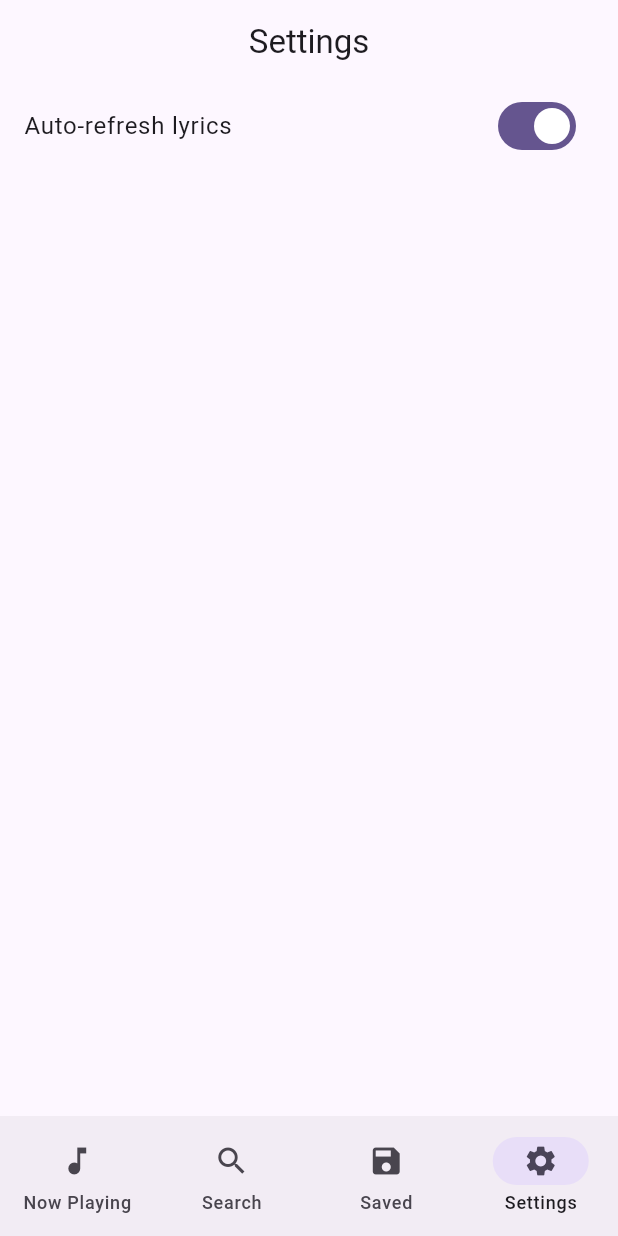
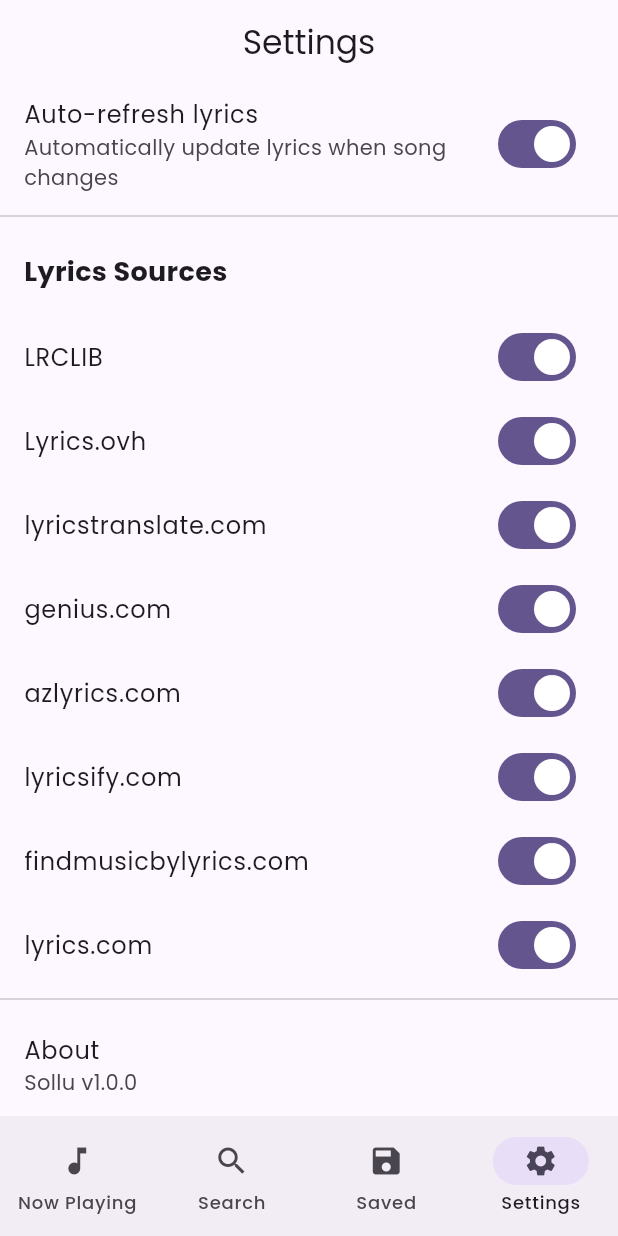
Before and after one commit to LeoAj2005/Sollu, a Flutter app: the screen it shows after launch, item 4 of the bottom bar chosen, on a phone screen of 412 x 824 dp. Run offline on Flutter 3.47's test engine with Material 3 defaults, Android fonts, the phone set to English and light mode, and no system bars; our stand-ins replace cached_network_image, flutter_riverpod, go_router, google_fonts, permission_handler, shared_preferences and 2 more; missing offline and left inert: flutter_overlay_window; accounts and stored records are empty.

Commit message:
Add overlay lyrics feature, enhance lyrics fetching logic, and improve UI components

```diff
--- a/lib/core/theme/app_theme.dart
+++ b/lib/core/theme/app_theme.dart
@@ -1,4 +1,5 @@
 import 'package:flutter/material.dart';
+import 'package:google_fonts/google_fonts.dart';
 
 class AppTheme {
   static ThemeData get lightTheme {
@@ -8,6 +9,7 @@ class AppTheme {
         seedColor: const Color(0xFF6750A4),
         brightness: Brightness.light,
       ),
+      textTheme: GoogleFonts.poppinsTextTheme(),
       appBarTheme: const AppBarTheme(
         centerTitle: true,
         elevation: 0,
@@ -22,6 +24,7 @@ class AppTheme {
         seedColor: const Color(0xFF6750A4),
         brightness: Brightness.dark,
       ),
+      textTheme: GoogleFonts.poppinsTextTheme(ThemeData.dark().textTheme),
       appBarTheme: const AppBarTheme(
         centerTitle: true,
         elevation: 0,
--- a/lib/data/api/api_service.dart
+++ b/lib/data/api/api_service.dart
@@ -6,24 +6,61 @@ import '../../utils/utils.dart';
 import '../models/lyrics_type.dart';
 
 class ApiService {
-  // Add skipSource parameter
-  Future<SongWithLyrics?> fetchLyrics(SongMeta song, {String? skipSource}) async {
-    // 1. Try LRCLIB
-    if (skipSource != "LRCLIB") {
-      var lyrics = await _tryLrclib(song);
+  // Main fetcher that orchestrates the providers
+  Future<SongWithLyrics?> fetchLyrics(SongMeta song, Map<String, bool> enabledSources) async {
+    SongWithLyrics? lyrics;
+
+    // Pass 1: Try to find Synced Lyrics first
+    if (enabledSources['LRCLIB'] ?? false) {
+      lyrics = await _tryLrclib(song, syncOnly: true);
       if (lyrics != null) return lyrics;
     }
 
-    // 2. Fallback to Lyrics.ovh
-    if (skipSource != "Lyrics.ovh") {
-      var lyrics = await _tryLyricsOvh(song);
+    // Pass 2: Fallback to Plain Lyrics
+    if (enabledSources['LRCLIB'] ?? false) {
+      lyrics = await _tryLrclib(song);
       if (lyrics != null) return lyrics;
     }
 
-    return null;
+    if (enabledSources['Lyrics.ovh'] ?? false) {
+      lyrics = await _tryLyricsOvh(song);
+      if (lyrics != null) return lyrics;
+    }
+
+    if (enabledSources['genius.com'] ?? false) {
+      lyrics = await _tryGenius(song);
+      if (lyrics != null) return lyrics;
+    }
+
+    if (enabledSources['azlyrics.com'] ?? false) {
+      lyrics = await _tryAzLyrics(song);
+      if (lyrics != null) return lyrics;
+    }
+
+    if (enabledSources['lyricstranslate.com'] ?? false) {
+      lyrics = await _tryLyricsTranslate(song);
+      if (lyrics != null) return lyrics;
+    }
+
+    if (enabledSources['lyricsify.com'] ?? false) {
+      lyrics = await _tryLyricsify(song);
+      if (lyrics != null) return lyrics;
+    }
+
+    if (enabledSources['findmusicbylyrics.com'] ?? false) {
+      lyrics = await _tryFindMusicByLyrics(song);
+      if (lyrics != null) return lyrics;
+    }
+
+    if (enabledSources['lyrics.com'] ?? false) {
+      lyrics = await _tryLyricsDotCom(song);
+      if (lyrics != null) return lyrics;
+    }
+
+    return null; // No Lyrics Available
   }
 
-  Future<SongWithLyrics?> _tryLrclib(SongMeta song) async {
+  Future<SongWithLyrics?> _tryLrclib(SongMeta song, {bool syncOnly = false}) async {
     try {
       final url = Uri.parse(
         'https://lrclib.net/api/get?artist_name=${Uri.encodeComponent(song.artist)}&track_name=${Uri.encodeComponent(song.title)}&duration=${song.duration}'
@@ -35,6 +72,8 @@ class ApiService {
         if (data != null && data['statusCode'] != 404) {
           final syncedLyrics = Utils.parseLrc(data['syncedLyrics'] as String?);
 
+          if (syncOnly && syncedLyrics == null) return null; // Skip if we only want synced
+
           return SongWithLyrics(
             id: '${song.title}_${song.artist}',
             title: song.title,
@@ -45,7 +84,7 @@ class ApiService {
                 ? LyricsType.synced
                 : (data['plainLyrics'] != null ? LyricsType.plain : LyricsType.none),
             fetchedAt: DateTime.now(),
-            source: "LRCLIB", // Add source
+            source: "LRCLIB",
           );
         }
       }
@@ -73,11 +112,27 @@ class ApiService {
             syncedLyrics: null,
             lyricsType: LyricsType.plain,
             fetchedAt: DateTime.now(),
-            source: "Lyrics.ovh", // Add source
+            source: "Lyrics.ovh",
           );
         }
       }
     } catch (e) { /* Ignore */ }
+    return null;
+  }
+
+  // Note: The following are structural stubs. Web scraping these sites directly via HTTP
+  // often results in 403 Forbidden or CAPTCHAs. They are wired up so that if you
+  // implement proper scraping or API calls later, they will work seamlessly.
+  Future<SongWithLyrics?> _tryGenius(SongMeta song) async => _tryScrape(song, "genius.com");
+  Future<SongWithLyrics?> _tryAzLyrics(SongMeta song) async => _tryScrape(song, "azlyrics.com");
+  Future<SongWithLyrics?> _tryLyricsTranslate(SongMeta song) async => _tryScrape(song, "lyricstranslate.com");
+  Future<SongWithLyrics?> _tryLyricsify(SongMeta song) async => _tryScrape(song, "lyricsify.com");
+  Future<SongWithLyrics?> _tryFindMusicByLyrics(SongMeta song) async => _tryScrape(song, "findmusicbylyrics.com");
+  Future<SongWithLyrics?> _tryLyricsDotCom(SongMeta song) async => _tryScrape(song, "lyrics.com");
+
+  Future<SongWithLyrics?> _tryScrape(SongMeta song, String sourceName) async {
+    // Placeholder for actual scraping logic.
+    // Example: Fetch HTML, parse with html package, extract text.
     return null;
   }
 
--- a/lib/presentation/providers/providers.dart
+++ b/lib/presentation/providers/providers.dart
@@ -1,9 +1,12 @@
 import 'package:flutter_riverpod/flutter_riverpod.dart';
+//import 'package:shared_preferences/shared_preferences.dart'; Not used after "Add foreground service permissions, enhance media handling, and improve lyrics fetching logic" Commit
 import '../../data/api/api_service.dart';
 import '../../services/storage/storage_service.dart';
 import '../../services/media_session/media_session_service.dart';
+import '../../services/overlay_service.dart';
 import '../../data/models/song_meta.dart';
 import '../../data/models/song_with_lyrics.dart';
+import '../../data/models/lyrics_type.dart';
 
 final apiServiceProvider = Provider<ApiService>((ref) => ApiService());
 final storageServiceProvider = Provider<StorageService>((ref) => StorageService());
@@ -12,15 +15,18 @@ final currentSongProvider = StreamProvider<SongMeta?>((ref) {
   return MediaSessionService.instance.currentSongStream;
 });
 
-// Fetch high-res artwork
+final songMetadataProvider = StreamProvider<SongMeta?>((ref) {
+  return MediaSessionService.instance.currentSongStream
+      .distinct((a, b) => a?.title == b?.title && a?.artist == b?.artist);
+});
+
 final enrichedSongProvider = FutureProvider<SongMeta?>((ref) async {
-  final song = ref.watch(currentSongProvider).value;
+  final song = ref.watch(songMetadataProvider).value;
   if (song == null || song.title == 'Unknown') return null;
 
   final api = ref.watch(apiServiceProvider);
   final artworkUrl = await api.fetchArtwork(song.title, song.artist);
 
-  // Preserve the live position from the stream
   return SongMeta(
     title: song.title,
     artist: song.artist,
@@ -31,34 +37,46 @@ final enrichedSongProvider = FutureProvider<SongMeta?>((ref) async {
   );
 });
 
-// Trigger to force switch lyrics source
 final lyricsRefreshTriggerProvider = StateProvider<int>((ref) => 0);
-final skipSourceProvider = StateProvider<String?>((ref) => null);
+
+// Sources state provider
+final enabledSourcesProvider = StateNotifierProvider<EnabledSourcesNotifier, Map<String, bool>>((ref) {
+  return EnabledSourcesNotifier();
+});
+
+class EnabledSourcesNotifier extends StateNotifier<Map<String, bool>> {
+  EnabledSourcesNotifier() : super({
+    'LRCLIB': true,
+    'Lyrics.ovh': true,
+    'lyricstranslate.com': true,
+    'genius.com': true,
+    'azlyrics.com': true,
+    'lyricsify.com': true,
+    'findmusicbylyrics.com': true,
+    'lyrics.com': true,
+  });
+
+  void toggleSource(String source) {
+    state = {...state, source: !(state[source] ?? true)};
+  }
+}
 
 final lyricsProvider = FutureProvider<SongWithLyrics?>((ref) async {
-  // Watch the trigger and skipSource so it rebuilds when we change them
   final trigger = ref.watch(lyricsRefreshTriggerProvider);
-  final skipSource = ref.watch(skipSourceProvider);
+  final enabledSources = ref.watch(enabledSourcesProvider);
 
-  // ONLY watch title and artist to prevent refetching on position updates!
-  final title = ref.watch(enrichedSongProvider.select((s) => s.value?.title));
-  final artist = ref.watch(enrichedSongProvider.select((s) => s.value?.artist));
-  final duration = ref.watch(enrichedSongProvider.select((s) => s.value?.duration));
-
-  if (title == null || artist == null || title == 'Unknown') return null;
+  final song = ref.watch(enrichedSongProvider).value;
+  if (song == null || song.title == 'Unknown') return null;
 
   final api = ref.watch(apiServiceProvider);
   final storage = ref.watch(storageServiceProvider);
 
-  final songMeta = SongMeta(title: title, artist: artist, duration: duration ?? 0);
-
-  // Only use cache if we are NOT forcing a refresh
   if (trigger == 0) {
-    final stored = await storage.getLyrics('${songMeta.title}_${songMeta.artist}');
+    final stored = await storage.getLyrics('${song.title}_${song.artist}');
     if (stored != null) return stored;
   }
 
-  final lyrics = await api.fetchLyrics(songMeta, skipSource: skipSource);
+  final lyrics = await api.fetchLyrics(song, enabledSources);
   if (lyrics != null) {
     await storage.insertLyrics(lyrics);
   }
@@ -68,11 +86,12 @@ final lyricsProvider = FutureProvider<SongWithLyrics?>((ref) async {
 final manualLyricsProvider = FutureProvider.family<SongWithLyrics?, SongMeta>((ref, song) async {
   final api = ref.watch(apiServiceProvider);
   final storage = ref.watch(storageServiceProvider);
+  final enabledSources = ref.watch(enabledSourcesProvider);
 
   final stored = await storage.getLyrics('${song.title}_${song.artist}');
   if (stored != null) return stored;
 
-  final lyrics = await api.fetchLyrics(song);
+  final lyrics = await api.fetchLyrics(song, enabledSources);
   if (lyrics != null) {
     await storage.insertLyrics(lyrics);
   }
@@ -83,3 +102,55 @@ final savedLyricsProvider = FutureProvider<List<SongWithLyrics>>((ref) async {
   final storage = ref.watch(storageServiceProvider);
   return storage.getAllLyrics();
 });
+
+final bubbleToggleProvider = StateProvider<bool>((ref) => false);
+
+final overlayLyricsPusherProvider = Provider((ref) {
+  ref.listen<bool>(bubbleToggleProvider, (_, isOn) async {
+    if (isOn) {
+      final hasPerm = await OverlayService.requestPermission();
+      if (hasPerm) {
+        await OverlayService.showOverlay();
+      } else {
+        ref.read(bubbleToggleProvider.notifier).state = false;
+      }
+    } else {
+      await OverlayService.closeOverlay();
+    }
+  });
+
+  ref.listen<AsyncValue<SongWithLyrics?>>(lyricsProvider, (_, asyncLyrics) {
+    final lyrics = asyncLyrics.value;
+    if (ref.read(bubbleToggleProvider)) {
+      final song = ref.read(enrichedSongProvider).value;
+      if (lyrics != null && song != null) {
+        String line = "No synced lyrics";
+        if (lyrics.lyricsType == LyricsType.synced) {
+          line = lyrics.syncedLyrics!.lines.first.text;
+        } else if (lyrics.lyrics != null) {
+          line = lyrics.lyrics!.split('\n').first;
+        }
+        OverlayService.sendLyricsToOverlay(song.title, line);
+      }
+    }
+  });
+
+  ref.listen<AsyncValue<SongMeta?>>(currentSongProvider, (_, asyncSong) {
+    final song = asyncSong.value;
+    if (ref.read(bubbleToggleProvider) && song != null) {
+      final lyrics = ref.read(lyricsProvider).value;
+      if (lyrics != null && lyrics.lyricsType == LyricsType.synced) {
+        final lines = lyrics.syncedLyrics!.lines;
+        int idx = 0;
+        for (int i = 0; i < lines.length; i++) {
+          if (lines[i].timestamp <= song.position) {
+            idx = i;
+          } else {
+            break;
+          }
+        }
+        OverlayService.sendLyricsToOverlay(song.title, lines[idx].text);
+      }
+    }
+  });
+});
--- a/lib/presentation/screens/main_screen.dart
+++ b/lib/presentation/screens/main_screen.dart
@@ -1,17 +1,19 @@
 import 'package:flutter/material.dart';
+import 'package:flutter_riverpod/flutter_riverpod.dart';
+import 'package:sollu/presentation/providers/providers.dart';
 import 'lyrics_view_screen.dart';
 import 'search_screen.dart';
 import 'saved_lyrics_screen.dart';
 import 'settings_screen.dart';
 
-class MainScreen extends StatefulWidget {
+class MainScreen extends ConsumerStatefulWidget {
   const MainScreen({super.key});
 
   @override
-  State<MainScreen> createState() => _MainScreenState();
+  ConsumerState<MainScreen> createState() => _MainScreenState();
 }
 
-class _MainScreenState extends State<MainScreen> {
+class _MainScreenState extends ConsumerState<MainScreen> {
   int _currentIndex = 0;
 
   final List<Widget> _screens = const [
@@ -20,6 +22,13 @@ class _MainScreenState extends State<MainScreen> {
     SavedLyricsScreen(),
     SettingsScreen(),
   ];
+
+  @override
+  void initState() {
+    super.initState();
+    // Activate the listener that pushes lyrics to the native overlay
+    ref.read(overlayLyricsPusherProvider);
+  }
 
   @override
   Widget build(BuildContext context) {
--- a/lib/presentation/screens/settings_screen.dart
+++ b/lib/presentation/screens/settings_screen.dart
@@ -1,14 +1,16 @@
 import 'package:flutter/material.dart';
+import 'package:flutter_riverpod/flutter_riverpod.dart';
 import 'package:shared_preferences/shared_preferences.dart';
+import 'package:sollu/presentation/providers/providers.dart';
 
-class SettingsScreen extends StatefulWidget {
+class SettingsScreen extends ConsumerStatefulWidget {
   const SettingsScreen({super.key});
 
   @override
-  State<SettingsScreen> createState() => _SettingsScreenState();
+  ConsumerState<SettingsScreen> createState() => _SettingsScreenState();
 }
 
-class _SettingsScreenState extends State<SettingsScreen> {
+class _SettingsScreenState extends ConsumerState<SettingsScreen> {
   bool _autoRefresh = true;
 
   @override
@@ -19,15 +21,22 @@ class _SettingsScreenState extends State<SettingsScreen> {
 
   Future<void> _loadSettings() async {
     final prefs = await SharedPreferences.getInstance();
-    setState(() => _autoRefresh = prefs.getBool('auto_refresh') ?? true);
+    setState(() {
+      _autoRefresh = prefs.getBool('auto_refresh') ?? true;
+    });
   }
 
   @override
   Widget build(BuildContext context) {
+    final enabledSources = ref.watch(enabledSourcesProvider);
+
     return Scaffold(
       appBar: AppBar(title: const Text('Settings')),
-      body: SwitchListTile(
+      body: ListView(
+        children: [
+          SwitchListTile(
             title: const Text('Auto-refresh lyrics'),
+            subtitle: const Text('Automatically update lyrics when song changes'),
             value: _autoRefresh,
             onChanged: (value) async {
               setState(() => _autoRefresh = value);
@@ -35,6 +44,33 @@ class _SettingsScreenState extends State<SettingsScreen> {
               await prefs.setBool('auto_refresh', value);
             },
           ),
+          const Divider(),
+          const Padding(
+            padding: EdgeInsets.all(16.0),
+            child: Text(
+              'Lyrics Sources',
+              style: TextStyle(fontSize: 18, fontWeight: FontWeight.bold),
+            ),
+          ),
+          // Generate switches for all sources
+          ...enabledSources.keys.map((source) {
+            return SwitchListTile(
+              title: Text(source),
+              value: enabledSources[source] ?? true,
+              onChanged: (value) {
+                ref.read(enabledSourcesProvider.notifier).toggleSource(source);
+                // Force lyrics refresh
+                ref.read(lyricsRefreshTriggerProvider.notifier).state++;
+              },
+            );
+          }),
+          const Divider(),
+          const ListTile(
+            title: Text('About'),
+            subtitle: Text('Sollu v1.0.0'),
+          ),
+        ],
+      ),
     );
   }
 }
--- a/pubspec.yaml
+++ b/pubspec.yaml
@@ -21,6 +21,7 @@ dependencies:
   google_fonts: ^8.1.0
   palette_generator: ^0.3.3+7
   shimmer: ^3.0.0
+  flutter_overlay_window: ^0.5.0
 
 dev_dependencies:
   flutter_test:
```
Also changed, not shown: lib/main.dart (+13 -1 lines), lib/presentation/screens/lyrics_view_screen.dart (+64 -25 lines), lib/presentation/screens/overlay_screen.dart (added, +62 -0 lines), lib/presentation/screens/search_screen.dart (+33 -8 lines), lib/presentation/widgets/floating_lyrics_bubble.dart (added, +94 -0 lines), lib/services/overlay_service.dart (added, +39 -0 lines), lib/services/storage/storage_service.dart (+9 -2 lines), pubspec.lock, 1 other file. Lines whose indentation alone changed are shown as unchanged.
